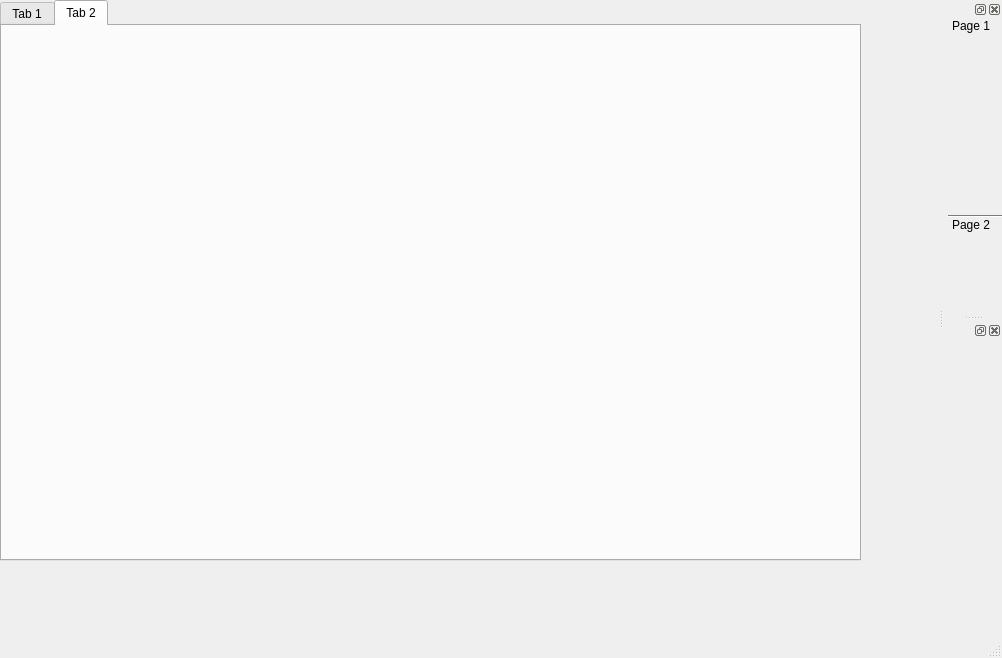
The window that clover_swarm/control_app/ui/main.ui (artem30801/clover-swarm-2) describes before a commit, drawn with Qt 5.
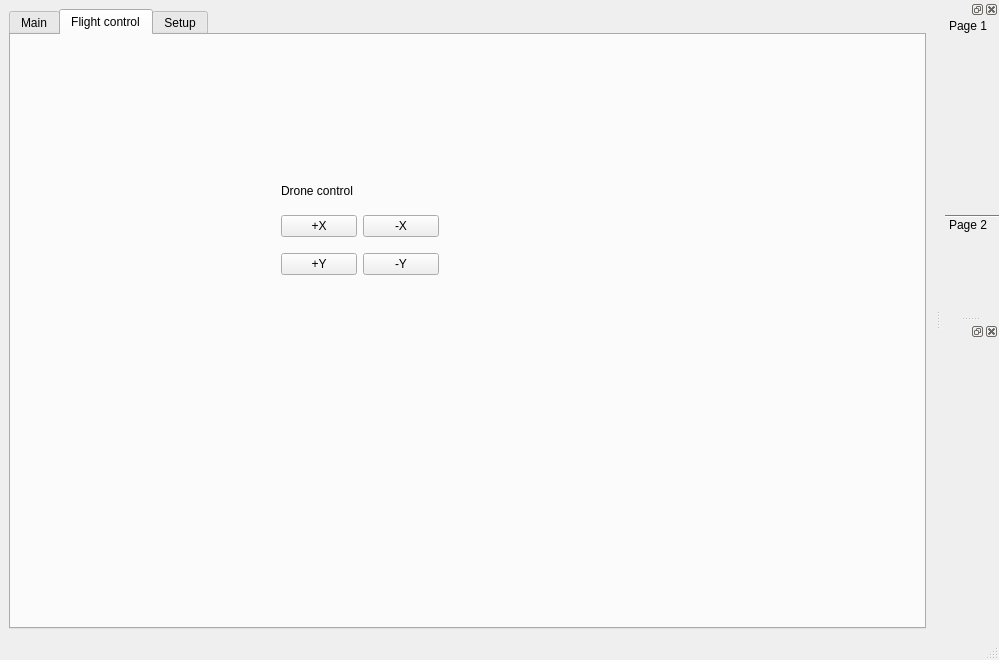
The same window after the commit. The open tabs and pages were chosen to show the change.

Diff of the .ui file:
```diff
--- a/clover_swarm/control_app/ui/main.ui
+++ b/clover_swarm/control_app/ui/main.ui
@@ -6,53 +6,152 @@
    <rect>
     <x>0</x>
     <y>0</y>
-    <width>1002</width>
-    <height>658</height>
+    <width>999</width>
+    <height>660</height>
    </rect>
   </property>
+  <property name="minimumSize">
+   <size>
+    <width>999</width>
+    <height>660</height>
+   </size>
+  </property>
+  <property name="maximumSize">
+   <size>
+    <width>999</width>
+    <height>892</height>
+   </size>
+  </property>
+  <property name="cursor">
+   <cursorShape>ArrowCursor</cursorShape>
+  </property>
   <property name="windowTitle">
    <string>MainWindow</string>
   </property>
   <widget class="QWidget" name="centralwidget">
-   <widget class="QWidget" name="horizontalLayoutWidget">
-    <property name="geometry">
-     <rect>
-      <x>0</x>
-      <y>0</y>
-      <width>861</width>
-      <height>561</height>
-     </rect>
-    </property>
-    <layout class="QHBoxLayout" name="horizontalLayout">
-     <item>
-      <widget class="QTabWidget" name="tabWidget">
-       <property name="currentIndex">
-        <number>0</number>
+   <layout class="QVBoxLayout" name="verticalLayout">
+    <item>
+     <widget class="QTabWidget" name="tabWidget">
+      <property name="currentIndex">
+       <number>0</number>
+      </property>
+      <property name="documentMode">
+       <bool>false</bool>
+      </property>
+      <property name="tabsClosable">
+       <bool>false</bool>
+      </property>
+      <property name="tabBarAutoHide">
+       <bool>true</bool>
+      </property>
+      <widget class="QWidget" name="tab">
+       <property name="enabled">
+        <bool>true</bool>
        </property>
-       <widget class="QWidget" name="tab">
-        <attribute name="title">
-         <string>Tab 1</string>
-        </attribute>
-        <widget class="QTableView" name="tableView">
-         <property name="geometry">
-          <rect>
-           <x>5</x>
-           <y>1</y>
-           <width>841</width>
-           <height>521</height>
-          </rect>
-         </property>
-        </widget>
+       <attribute name="title">
+        <string>Main</string>
+       </attribute>
+       <layout class="QHBoxLayout" name="horizontalLayout">
+        <item>
+         <widget class="QTableWidget" name="tableWidget">
+          <property name="selectionMode">
+           <enum>QAbstractItemView::ContiguousSelection</enum>
+          </property>
+          <property name="horizontalScrollMode">
+           <enum>QAbstractItemView::ScrollPerItem</enum>
+          </property>
+          <property name="rowCount">
+           <number>11</number>
+          </property>
+          <property name="columnCount">
+           <number>5</number>
+          </property>
+          <row/>
+          <row/>
+          <row/>
+          <row/>
+          <row/>
+          <row/>
+          <row/>
+          <row/>
+          <row/>
+          <row/>
+          <row/>
+          <column/>
+          <column/>
+          <column/>
+          <column/>
+          <column/>
+         </widget>
+        </item>
+       </layout>
+      </widget>
+      <widget class="QWidget" name="tab_2">
+       <attribute name="title">
+        <string>Flight control</string>
+       </attribute>
+       <widget class="QWidget" name="gridLayoutWidget">
+        <property name="geometry">
+         <rect>
+          <x>270</x>
+          <y>170</y>
+          <width>158</width>
+          <height>81</height>
+         </rect>
+        </property>
+        <layout class="QGridLayout" name="gridLayout">
+         <item row="0" column="1">
+          <widget class="QPushButton" name="pushButton_2">
+           <property name="text">
+            <string>-X</string>
+           </property>
+          </widget>
+         </item>
+         <item row="0" column="0">
+          <widget class="QPushButton" name="pushButton">
+           <property name="text">
+            <string>+X</string>
+           </property>
+          </widget>
+         </item>
+         <item row="1" column="1">
+          <widget class="QPushButton" name="pushButton_4">
+           <property name="text">
+            <string>-Y</string>
+           </property>
+          </widget>
+         </item>
+         <item row="1" column="0">
+          <widget class="QPushButton" name="pushButton_3">
+           <property name="text">
+            <string>+Y</string>
+           </property>
+          </widget>
+         </item>
+        </layout>
        </widget>
-       <widget class="QWidget" name="tab_2">
-        <attribute name="title">
-         <string>Tab 2</string>
-        </attribute>
+       <widget class="QLabel" name="label">
+        <property name="geometry">
+         <rect>
+          <x>270</x>
+          <y>140</y>
+          <width>158</width>
+          <height>31</height>
+         </rect>
+        </property>
+        <property name="text">
+         <string>Drone control</string>
+        </property>
        </widget>
       </widget>
-     </item>
-    </layout>
-   </widget>
+      <widget class="QWidget" name="tab_3">
+       <attribute name="title">
+        <string>Setup</string>
+       </attribute>
+      </widget>
+     </widget>
+    </item>
+   </layout>
   </widget>
   <widget class="QMenuBar" name="menubar">
    <property name="geometry">
@@ -88,7 +187,7 @@
         <x>0</x>
         <y>0</y>
         <width>121</width>
-        <height>159</height>
+        <height>165</height>
        </rect>
       </property>
       <attribute name="label">
```
Left out of the diff: 6 changed lines with no effect on the pictures.
